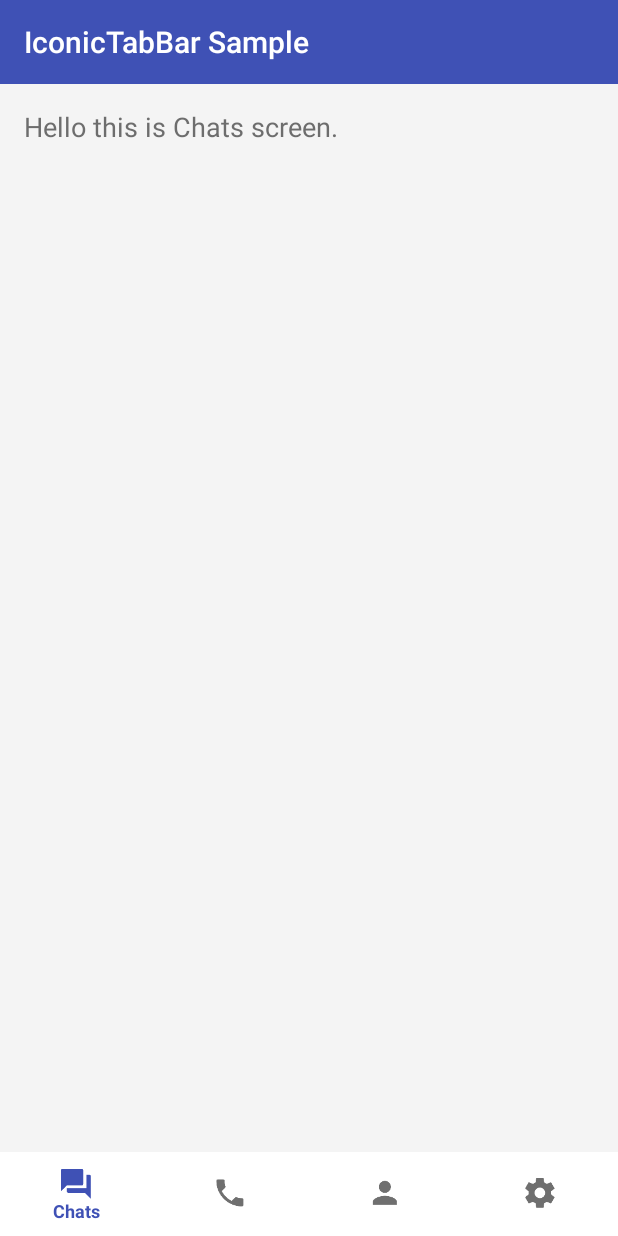
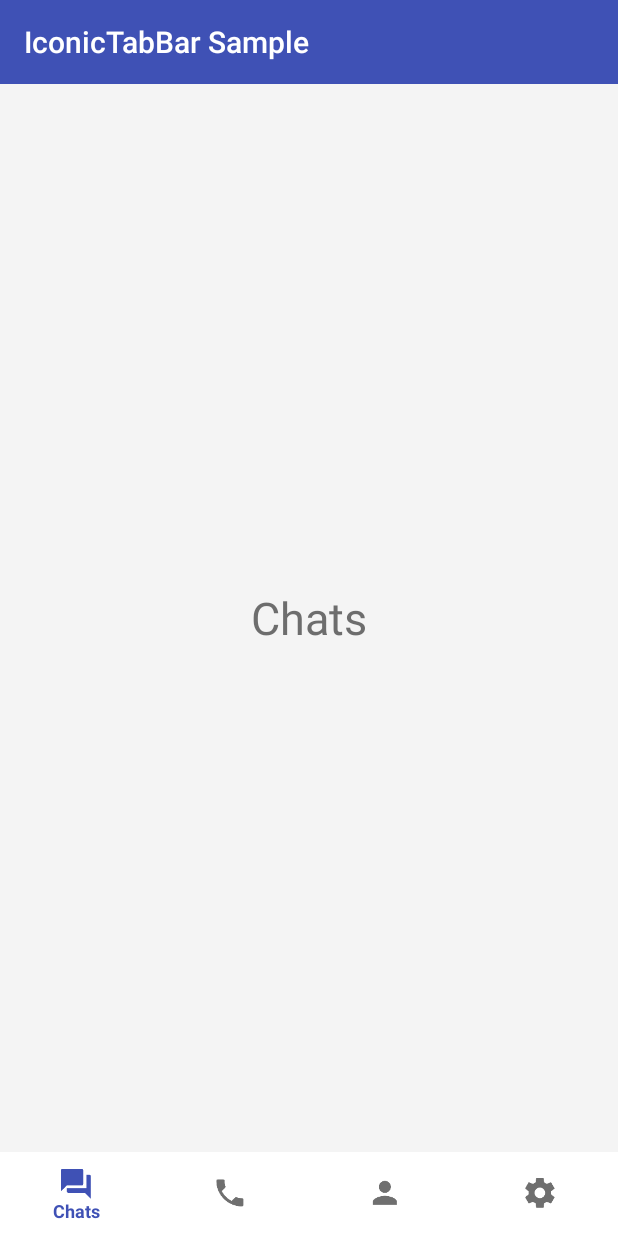
Before and after one commit to bigscreen/iconic-tab-bar, an Android app: the screen it shows after launch (MainActivity), after a tap on "Chats", on a phone screen of 412 x 824 dp. Run offline under Robolectric (Android 15) with nearby library versions, the phone set to English and light mode, and no system bars.

Commit message:
Added IconicTab icon getter and text getter, Added capability to add IconicTab view id, Updated demo screen

```diff
--- a/app/src/main/java/com/bigscreen/mylibsrepository/MainActivity.java
+++ b/app/src/main/java/com/bigscreen/mylibsrepository/MainActivity.java
@@ -34,25 +34,26 @@ public class MainActivity extends AppCompatActivity {
     private void initViews() {
         iconicTabBar = (IconicTabBar) findViewById(R.id.bottom_bar);
         textDemo = (TextView) findViewById(R.id.text_demo);
-        textDemo.setText(String.format(getString(R.string.text_demo), "Chats"));
+        textDemo.setText(R.string.chats);
 
         iconicTabBar.setOnTabSelectedListener(new IconicTabBar.OnTabSelectedListener() {
             @Override
             public void onSelected(IconicTab tab, int position) {
                 Log.d(TAG, "selected tab on= " + position);
-                String demoText = getString(R.string.text_demo);
-                switch (position) {
-                    case 0:
-                        demoText = String.format(demoText, "Chats");
+                String demoText = "";
+                int tabId = tab.getId();
+                switch (tabId) {
+                    case R.id.bottom_chats:
+                        demoText = getString(R.string.chats);
                         break;
-                    case 1:
-                        demoText = String.format(demoText, "Calls");
+                    case R.id.bottom_calls:
+                        demoText = getString(R.string.calls);
                         break;
-                    case 2:
-                        demoText = String.format(demoText, "Contacts");
+                    case R.id.bottom_contacts:
+                        demoText = getString(R.string.contacts);
                         break;
-                    case 3:
-                        demoText = String.format(demoText, "Settings");
+                    case R.id.bottom_settings:
+                        demoText = getString(R.string.settings);
                         break;
                     default:
                         break;
--- a/app/src/main/res/layout/activity_main.xml
+++ b/app/src/main/res/layout/activity_main.xml
@@ -15,22 +15,22 @@
         app:popupTheme="@style/ThemeOverlay.AppCompat.Light"
         app:theme="@style/ThemeOverlay.AppCompat.Dark.ActionBar" />
 
-    <LinearLayout
+    <RelativeLayout
         android:layout_width="match_parent"
         android:layout_height="0dp"
         android:layout_weight="1"
-        android:orientation="vertical"
         android:padding="16dp">
 
         <TextView
             android:id="@+id/text_demo"
             android:layout_width="wrap_content"
             android:layout_height="wrap_content"
-            android:text="@string/text_demo"
             android:textColor="@color/textColor"
-            android:textSize="18sp" />
+            android:textSize="30sp"
+            android:layout_centerInParent="true"
+            tools:text="Chats" />
 
-    </LinearLayout>
+    </RelativeLayout>
 
     <com.bigscreen.iconictabbar.view.IconicTabBar
         android:id="@+id/bottom_bar"
--- a/iconic-tab-bar/src/main/java/com/bigscreen/iconictabbar/view/IconicTabBar.java
+++ b/iconic-tab-bar/src/main/java/com/bigscreen/iconictabbar/view/IconicTabBar.java
@@ -92,19 +92,28 @@ public class IconicTabBar extends FrameLayout implements IconicTab.OnTabClickLis
         styledAttributes.recycle();
     }
 
-    public void addTab(@DrawableRes int iconResId, String text) {
-        addTab(iconResId, null, text);
+    public void addTab(@DrawableRes int iconResId, CharSequence text) {
+        addTab(0, iconResId, null, text);
     }
 
-    public void addTab(Drawable iconDrawable, String text) {
-        addTab(0, iconDrawable, text);
+    public void addTab(int viewId, @DrawableRes int iconResId, CharSequence text) {
+        addTab(viewId, iconResId, null, text);
     }
 
-    private void addTab(@DrawableRes int iconResId, Drawable iconDrawable, String text) {
+    public void addTab(Drawable iconDrawable, CharSequence text) {
+        addTab(0, 0, iconDrawable, text);
+    }
+
+    public void addTab(int viewId, Drawable iconDrawable, CharSequence text) {
+        addTab(viewId, 0, iconDrawable, text);
+    }
+
+    private void addTab(int viewId, @DrawableRes int iconResId, Drawable iconDrawable, CharSequence text) {
         if (tabs == null) tabs = new ArrayList<>();
         int latestTabsSize = tabs.size();
         if (latestTabsSize > MAX_TAB) throw new UnsupportedOperationException("Cannot add more than 5 tabs.");
         IconicTab tab = new IconicTab(getContext());
+        tab.setId(viewId);
         tab.setTabDefaultColor(tabDefaultColor);
         tab.setTabSelectedColor(tabSelectedColor);
         if (iconResId == 0 && iconDrawable != null) {
@@ -132,7 +141,7 @@ public class IconicTabBar extends FrameLayout implements IconicTab.OnTabClickLis
         menuInflater.inflate(menuRes, menu);
         for (int i = 0; i < menu.size(); i++) {
             MenuItem item = menu.getItem(i);
-            addTab(item.getIcon(), item.getTitle().toString());
+            addTab(item.getItemId(), item.getIcon(), item.getTitle().toString());
         }
     }
 
```
Also changed, not shown: iconic-tab-bar/src/main/java/com/bigscreen/iconictabbar/view/IconicTab.java (+18 -6 lines).
